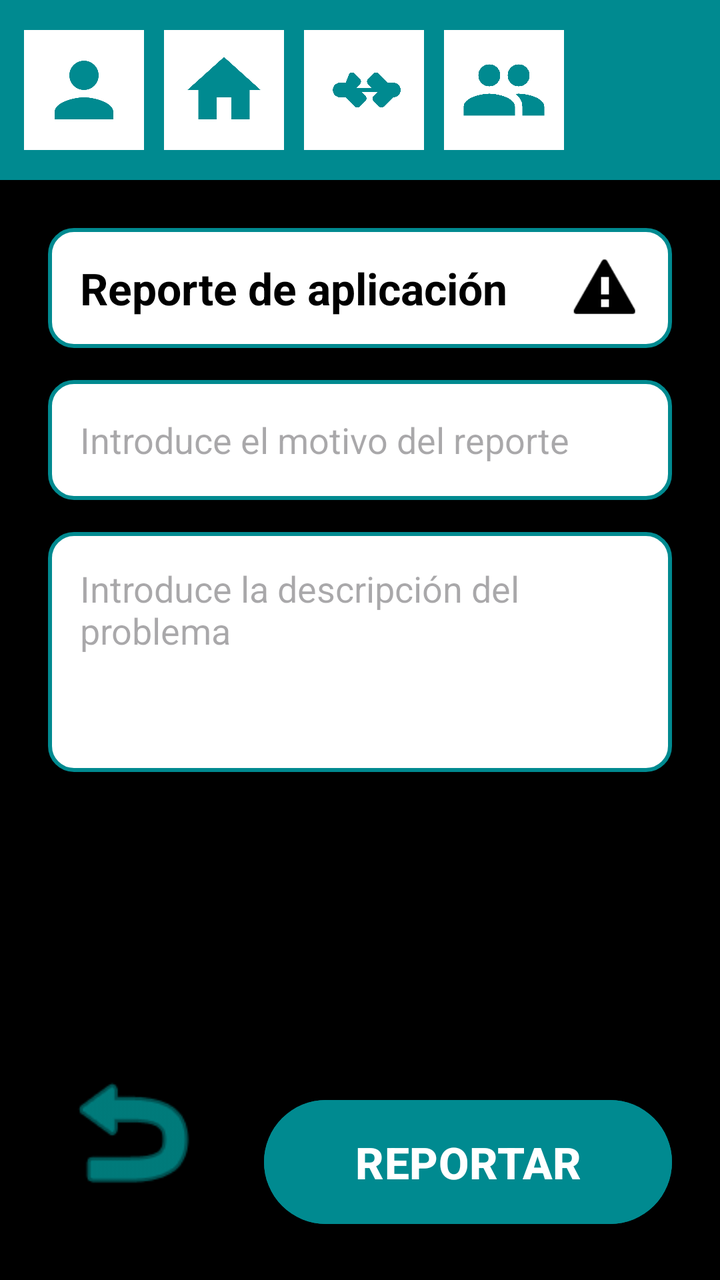
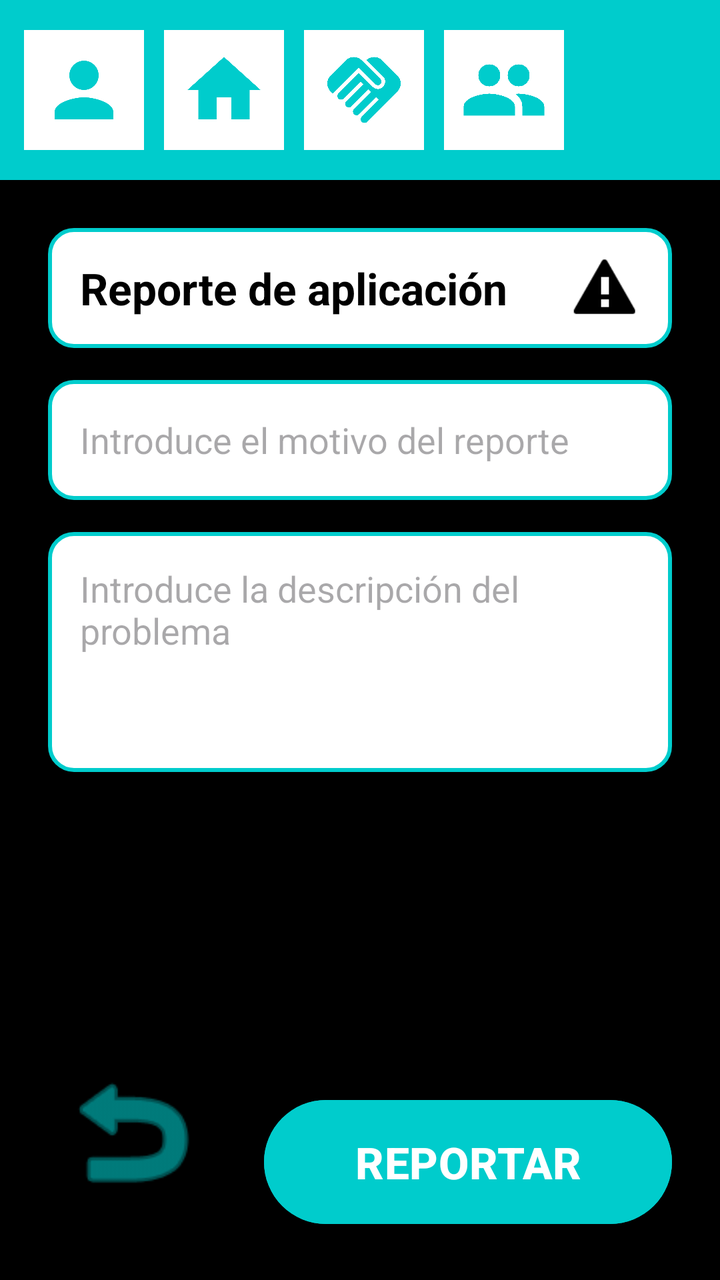

Two renders of the same Android screen: before a commit and after it. Below are the layout's source before the change and the commit's diff.
<!-- AndroidManifest.xml: application theme Theme.QuikFile -->
<!-- res/layout/activity_app_reports.xml -->
<?xml version="1.0" encoding="utf-8"?>
<androidx.constraintlayout.widget.ConstraintLayout xmlns:android="http://schemas.android.com/apk/res/android"
    xmlns:app="http://schemas.android.com/apk/res-auto"
    xmlns:tools="http://schemas.android.com/tools"
    android:layout_width="match_parent"
    android:layout_height="match_parent"
    android:background="@color/background_black"
    tools:context=".AppReportsActivity">

    
    <LinearLayout
        android:id="@+id/topBar"
        android:layout_width="match_parent"
        android:layout_height="90dp"
        android:background="@color/blue_app"
        android:gravity="center_vertical"
        android:orientation="horizontal"
        android:paddingStart="12dp"
        android:paddingEnd="12dp"
        android:elevation="4dp"
        app:layout_constraintTop_toTopOf="parent">

        <ImageView
            android:id="@+id/btnSettingsTop"
            android:layout_width="60dp"
            android:layout_height="60dp"
            android:layout_marginEnd="10dp"
            android:background="@color/white"
            android:padding="8dp"
            android:src="@drawable/ic_person"
            app:tint="@color/blue_app" />

        <ImageView
            android:id="@+id/btnHomeTop"
            android:layout_width="60dp"
            android:layout_height="60dp"
            android:layout_marginEnd="10dp"
            android:background="@color/white"
            android:padding="8dp"
            android:src="@drawable/ic_home"
            app:tint="@color/blue_app" />

        <ImageView
            android:id="@+id/btnSharedTop"
            android:layout_width="60dp"
            android:layout_height="60dp"
            android:layout_marginEnd="10dp"
            android:background="@color/white"
            android:padding="8dp"
            android:src="@drawable/ic_handshake"
            app:tint="@color/blue_app" />

        <ImageView
            android:id="@+id/btnLoginTop"
            android:layout_width="60dp"
            android:layout_height="60dp"
            android:background="@color/white"
            android:padding="8dp"
            android:src="@drawable/ic_group"
            app:tint="@color/blue_app" />
    </LinearLayout>

    
    <LinearLayout
        android:id="@+id/titleBar"
        android:layout_width="match_parent"
        android:layout_height="60dp"
        android:layout_marginStart="24dp"
        android:layout_marginTop="24dp"
        android:layout_marginEnd="24dp"
        android:background="@drawable/search_bar_background"
        android:gravity="center_vertical"
        android:orientation="horizontal"
        android:paddingStart="16dp"
        android:paddingEnd="16dp"
        app:layout_constraintTop_toBottomOf="@id/topBar">

        <TextView
            android:layout_width="0dp"
            android:layout_height="wrap_content"
            android:layout_weight="1"
            android:text="Reporte de aplicación"
            android:textColor="@color/black"
            android:textSize="22sp"
            android:textStyle="bold" />

        <ImageView
            android:layout_width="35dp"
            android:layout_height="35dp"
            android:src="@android:drawable/stat_sys_warning"
            app:tint="@color/black" />
    </LinearLayout>

    
    <EditText
        android:id="@+id/etReportSubject"
        android:layout_width="match_parent"
        android:layout_height="60dp"
        android:layout_marginStart="24dp"
        android:layout_marginTop="16dp"
        android:layout_marginEnd="24dp"
        android:background="@drawable/search_bar_background"
        android:hint="Introduce el motivo del reporte"
        android:paddingStart="16dp"
        android:textColor="@color/black"
        android:textSize="18sp"
        app:layout_constraintTop_toBottomOf="@id/titleBar" />

    
    <EditText
        android:id="@+id/etReportBody"
        android:layout_width="match_parent"
        android:layout_height="120dp"
        android:layout_marginStart="24dp"
        android:layout_marginTop="16dp"
        android:layout_marginEnd="24dp"
        android:background="@drawable/search_bar_background"
        android:gravity="top"
        android:hint="Introduce la descripción del problema"
        android:padding="16dp"
        android:textColor="@color/black"
        android:textSize="18sp"
        app:layout_constraintTop_toBottomOf="@id/etReportSubject" />

    
    <ImageView
        android:id="@+id/btnBack"
        android:layout_width="100dp"
        android:layout_height="100dp"
        android:layout_marginStart="16dp"
        android:layout_marginBottom="24dp"
        android:padding="12dp"
        android:src="@android:drawable/ic_menu_revert"
        app:layout_constraintBottom_toBottomOf="parent"
        app:layout_constraintStart_toStartOf="parent"
        app:tint="@color/cyan_recover" />

    
    <Button
        android:id="@+id/btnReport"
        android:layout_width="0dp"
        android:layout_height="70dp"
        android:layout_marginStart="16dp"
        android:layout_marginEnd="24dp"
        android:layout_marginBottom="24dp"
        android:backgroundTint="@color/blue_app"
        android:text="REPORTAR"
        android:textColor="@color/white"
        android:textSize="22sp"
        android:textStyle="bold"
        app:layout_constraintBottom_toBottomOf="parent"
        app:layout_constraintEnd_toEndOf="parent"
        app:layout_constraintStart_toEndOf="@id/btnBack" />

</androidx.constraintlayout.widget.ConstraintLayout>
<!-- resources referenced by this layout -->
<resources>
  <color name="background_black">#000000</color>//si lo he puesto todo bien sobraria este
  <color name="black">#FF000000</color>
  <color name="blue_app">#008A90</color>
  <color name="cyan_recover">#00CCCC</color>//si lo he puesto todo bien sobraria este
  <color name="white">#FFFFFFFF</color>
  <!-- drawable ic_group (drawable) -->
  <?xml version="1.0" encoding="utf-8"?>
  <vector xmlns:android="http://schemas.android.com/apk/res/android"
      android:width="24dp"
      android:height="24dp"
      android:viewportWidth="24"
      android:viewportHeight="24">
      <path
          android:fillColor="#000000"
          android:pathData="M16,11c1.66,0 2.99,-1.34 2.99,-3S17.66,5 16,5s-3,1.34 -3,3 1.34,3 3,3zM8,11c1.66,0 2.99,-1.34 2.99,-3S9.66,5 8,5 5,6.34 5,8s1.34,3 3,3zM8,13c-2.33,0 -7,1.17 -7,3.5V19h14v-2.5c0,-2.33 -4.67,-3.5 -7,-3.5zM16,13c-0.29,0 -0.62,0.02 -0.97,0.05 1.16,0.84 1.97,1.97 1.97,3.45V19h6v-2.5c0,-2.33 -4.67,-3.5 -7,-3.5z"/>
  </vector>
  <!-- drawable ic_handshake (drawable) -->
  <?xml version="1.0" encoding="utf-8"?>
  <vector xmlns:android="http://schemas.android.com/apk/res/android"
      android:width="24dp"
      android:height="24dp"
      android:viewportWidth="24"
      android:viewportHeight="24">
      <path
          android:fillColor="#000000"
          android:pathData="M22,12c0,-1.1 -0.9,-2 -2,-2h-1.5l-2.5,-2.5c-0.39,-0.39 -1.01,-0.39 -1.4,0l-1.5,1.5c-0.39,0.39 -0.39,1.01 0,1.4l1.1,1.1h-4.4l1.1,-1.1c0.39,-0.39 0.39,-1.01 0,-1.4l-1.5,-1.5c-0.39,-0.39 -1.01,-0.39 -1.4,0L7,10H5.5c-1.1,0 -2,0.9 -2,2s0.9,2 2,2h1.5l2.5,2.5c0.39,0.39 1.01,0.39 1.4,0l1.5,-1.5c0.39,-0.39 0.39,-1.01 0,-1.4l-1.1,-1.1h4.4l-1.1,1.1c-0.39,0.39 -0.39,1.01 0,1.4l1.5,1.5c0.39,0.39 1.01,0.39 1.4,0l2.5,-2.5H20c1.1,0 2,-0.9 2,-2z"/>
  </vector>
  <!-- drawable ic_home (drawable) -->
  <?xml version="1.0" encoding="utf-8"?>
  <vector xmlns:android="http://schemas.android.com/apk/res/android"
      android:width="24dp"
      android:height="24dp"
      android:viewportWidth="24"
      android:viewportHeight="24">
      <path
          android:fillColor="#000000"
          android:pathData="M10,20V14H14V20H19V12H22L12,3L2,12H5V20H10Z"/>
  </vector>
  <!-- drawable ic_person (drawable) -->
  <?xml version="1.0" encoding="utf-8"?>
  <vector xmlns:android="http://schemas.android.com/apk/res/android"
      android:width="24dp"
      android:height="24dp"
      android:viewportWidth="24"
      android:viewportHeight="24">
      <path
          android:fillColor="#000000"
          android:pathData="M12,12c2.21,0 4,-1.79 4,-4s-1.79,-4 -4,-4 -4,1.79 -4,4 1.79,4 4,4zM12,14c-2.67,0 -8,1.34 -8,4v2h16v-2c0,-2.66 -5.33,-4 -8,-4z"/>
  </vector>
  <!-- drawable search_bar_background (drawable) -->
  <?xml version="1.0" encoding="utf-8"?>
  <shape xmlns:android="http://schemas.android.com/apk/res/android">
      <solid android:color="@color/white" />
      <corners android:radius="12dp" />
      <stroke android:width="2dp" android:color="@color/blue_app" />
  </shape>
  <style name="Theme.QuikFile" parent="Base.Theme.QuikFile" />
  <style name="Base.Theme.QuikFile" parent="Theme.Material3.DayNight.NoActionBar">
          
          
      </style>
</resources>

<!-- the commit's change to res/layout/activity_app_reports.xml (unified diff, before → after) -->
@@ -4,7 +4,7 @@
     xmlns:tools="http://schemas.android.com/tools"
     android:layout_width="match_parent"
     android:layout_height="match_parent"
-    android:background="@color/background_black"
+    android:background="@color/black"
     tools:context=".AppReportsActivity">
 
     
@@ -133,7 +133,7 @@
         android:src="@android:drawable/ic_menu_revert"
         app:layout_constraintBottom_toBottomOf="parent"
         app:layout_constraintStart_toStartOf="parent"
-        app:tint="@color/cyan_recover" />
+        app:tint="@color/blue_app" />
 
     
     <Button
<!-- resource entries referenced after the edit -->
@@ -1,9 +1,7 @@
 <!-- resources referenced by this layout -->
 <resources>
-  <color name="background_black">#000000</color>//si lo he puesto todo bien sobraria este
   <color name="black">#FF000000</color>
-  <color name="blue_app">#008A90</color>
-  <color name="cyan_recover">#00CCCC</color>//si lo he puesto todo bien sobraria este
+  <color name="blue_app">#00CCCC</color>
   <color name="white">#FFFFFFFF</color>
   <!-- drawable ic_group (drawable) -->
   <?xml version="1.0" encoding="utf-8"?>
@@ -17,15 +15,10 @@
           android:pathData="M16,11c1.66,0 2.99,-1.34 2.99,-3S17.66,5 16,5s-3,1.34 -3,3 1.34,3 3,3zM8,11c1.66,0 2.99,-1.34 2.99,-3S9.66,5 8,5 5,6.34 5,8s1.34,3 3,3zM8,13c-2.33,0 -7,1.17 -7,3.5V19h14v-2.5c0,-2.33 -4.67,-3.5 -7,-3.5zM16,13c-0.29,0 -0.62,0.02 -0.97,0.05 1.16,0.84 1.97,1.97 1.97,3.45V19h6v-2.5c0,-2.33 -4.67,-3.5 -7,-3.5z"/>
   </vector>
   <!-- drawable ic_handshake (drawable) -->
-  <?xml version="1.0" encoding="utf-8"?>
-  <vector xmlns:android="http://schemas.android.com/apk/res/android"
-      android:width="24dp"
-      android:height="24dp"
-      android:viewportWidth="24"
-      android:viewportHeight="24">
-      <path
-          android:fillColor="#000000"
-          android:pathData="M22,12c0,-1.1 -0.9,-2 -2,-2h-1.5l-2.5,-2.5c-0.39,-0.39 -1.01,-0.39 -1.4,0l-1.5,1.5c-0.39,0.39 -0.39,1.01 0,1.4l1.1,1.1h-4.4l1.1,-1.1c0.39,-0.39 0.39,-1.01 0,-1.4l-1.5,-1.5c-0.39,-0.39 -1.01,-0.39 -1.4,0L7,10H5.5c-1.1,0 -2,0.9 -2,2s0.9,2 2,2h1.5l2.5,2.5c0.39,0.39 1.01,0.39 1.4,0l1.5,-1.5c0.39,-0.39 0.39,-1.01 0,-1.4l-1.1,-1.1h4.4l-1.1,1.1c-0.39,0.39 -0.39,1.01 0,1.4l1.5,1.5c0.39,0.39 1.01,0.39 1.4,0l2.5,-2.5H20c1.1,0 2,-0.9 2,-2z"/>
+  <vector xmlns:android="http://schemas.android.com/apk/res/android" android:height="24dp" android:tint="@color/blue_app" android:viewportHeight="24" android:viewportWidth="24" android:width="24dp">
+  
+      <path android:fillColor="@android:color/white" android:pathData="M16.48,10.41c-0.39,0.39 -1.04,0.39 -1.43,0l-4.47,-4.46l-7.05,7.04l-0.66,-0.63c-1.17,-1.17 -1.17,-3.07 0,-4.24l4.24,-4.24c1.17,-1.17 3.07,-1.17 4.24,0L16.48,9C16.87,9.39 16.87,10.02 16.48,10.41zM17.18,8.29c0.78,0.78 0.78,2.05 0,2.83c-1.27,1.27 -2.61,0.22 -2.83,0l-3.76,-3.76l-5.57,5.57c-0.39,0.39 -0.39,1.02 0,1.41c0.39,0.39 1.02,0.39 1.42,0l4.62,-4.62l0.71,0.71l-4.62,4.62c-0.39,0.39 -0.39,1.02 0,1.41c0.39,0.39 1.02,0.39 1.42,0l4.62,-4.62l0.71,0.71l-4.62,4.62c-0.39,0.39 -0.39,1.02 0,1.41c0.39,0.39 1.02,0.39 1.41,0l4.62,-4.62l0.71,0.71l-4.62,4.62c-0.39,0.39 -0.39,1.02 0,1.41c0.39,0.39 1.02,0.39 1.41,0l8.32,-8.34c1.17,-1.17 1.17,-3.07 0,-4.24l-4.24,-4.24c-1.15,-1.15 -3.01,-1.17 -4.18,-0.06L17.18,8.29z"/>
+  
   </vector>
   <!-- drawable ic_home (drawable) -->
   <?xml version="1.0" encoding="utf-8"?>
